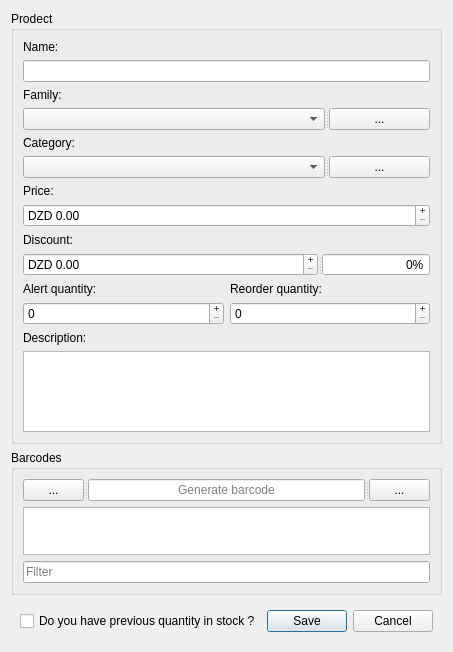
Above: POS-System/prodectdialog.ui from AbdelkarimYT/Leaf before the change. Below: the same form after it.
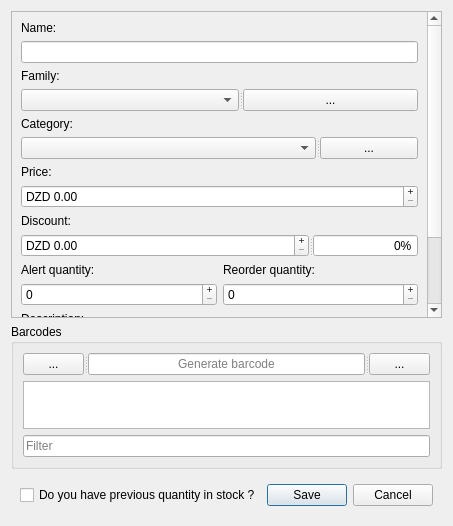
That is the form after the change. Icons and pictures are not drawn.

Patch:
```diff
--- a/POS-System/prodectdialog.ui
+++ b/POS-System/prodectdialog.ui
@@ -7,7 +7,7 @@
     <x>0</x>
     <y>0</y>
     <width>448</width>
-    <height>652</height>
+    <height>526</height>
    </rect>
   </property>
   <property name="windowTitle">
@@ -15,11 +15,20 @@
   </property>
   <layout class="QVBoxLayout" name="verticalLayout_11">
    <item>
-    <widget class="QGroupBox" name="groupBox_2">
-     <property name="title">
-      <string>Prodect</string>
+    <widget class="QScrollArea" name="scrollArea">
+     <property name="widgetResizable">
+      <bool>true</bool>
      </property>
-     <layout class="QVBoxLayout" name="verticalLayout_10">
+     <widget class="QWidget" name="scrollAreaWidgetContents">
+      <property name="geometry">
+       <rect>
+        <x>0</x>
+        <y>0</y>
+        <width>414</width>
+        <height>410</height>
+       </rect>
+      </property>
+      <layout class="QVBoxLayout" name="verticalLayout_12">
       <item>
        <layout class="QVBoxLayout" name="verticalLayout_4">
         <item>
@@ -92,6 +101,11 @@
            <property name="modelColumn">
             <number>0</number>
            </property>
+            <item>
+             <property name="text">
+              <string/>
+             </property>
+            </item>
           </widget>
           <widget class="QToolButton" name="addFamilyButton">
            <property name="sizePolicy">
@@ -133,6 +147,9 @@
            <enum>Qt::Horizontal</enum>
           </property>
           <widget class="QComboBox" name="category">
+            <property name="currentIndex">
+             <number>-1</number>
+            </property>
            <property name="modelColumn">
             <number>0</number>
            </property>
@@ -383,20 +400,8 @@
         </item>
        </layout>
       </item>
-      <item>
-       <spacer name="verticalSpacer">
-        <property name="orientation">
-         <enum>Qt::Vertical</enum>
-        </property>
-        <property name="sizeHint" stdset="0">
-         <size>
-          <width>20</width>
-          <height>40</height>
-         </size>
-        </property>
-       </spacer>
-      </item>
-     </layout>
+      </layout>
+     </widget>
     </widget>
    </item>
    <item>
```
Lines whose indentation alone changed are shown as unchanged.
